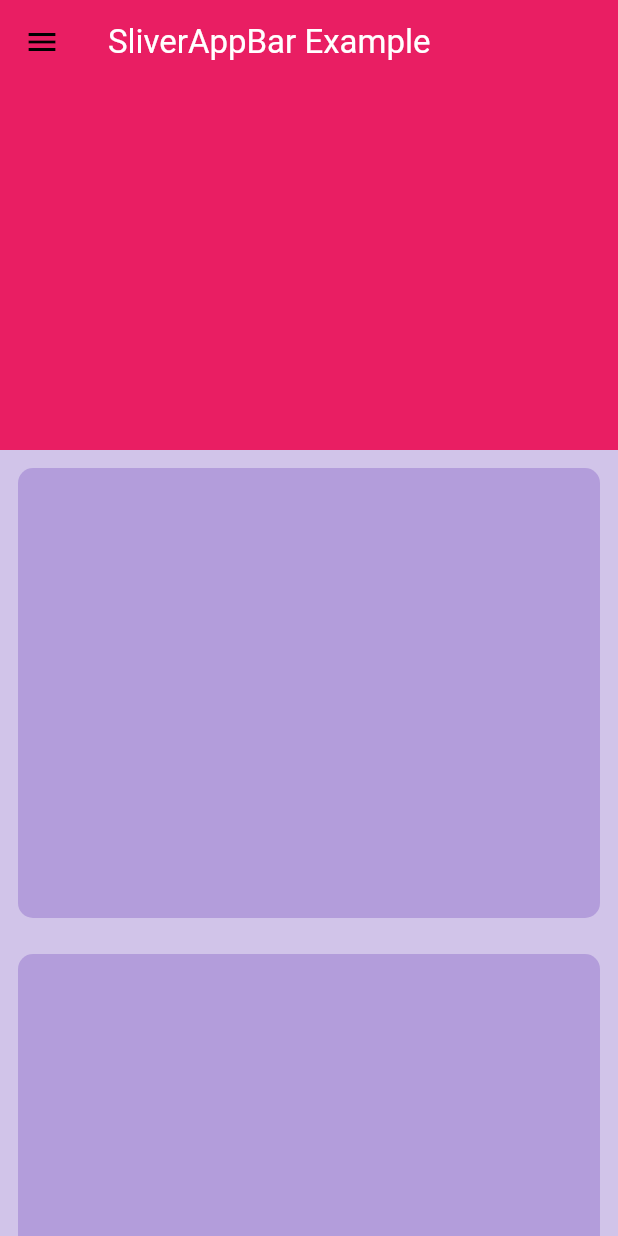
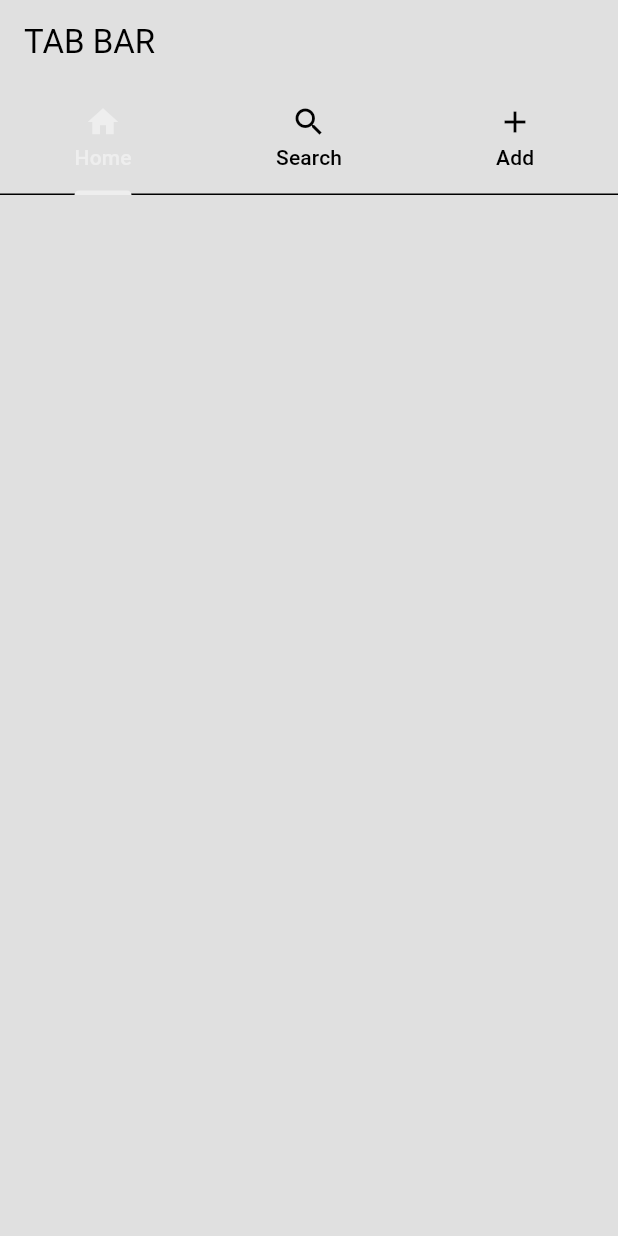
Before and after one commit to kalejaiyeoluwadara/flutter_minimal_e-commerce_app, a Flutter app: the screen it shows after launch, on a phone screen of 412 x 824 dp. Run offline on Flutter 3.47's test engine with Material 3 defaults, Android fonts, the phone set to English and light mode, and no system bars.

Commit message:
working on tab bar

```diff
--- a/lib/main.dart
+++ b/lib/main.dart
@@ -4,6 +4,7 @@ import 'package:flutter_application_3/pages/cart_page.dart';
 import 'package:flutter_application_3/pages/intro_page.dart';
 import 'package:flutter_application_3/pages/shop_page.dart';
 import 'package:flutter_application_3/test_pages/sliver_app_bar.dart';
+import 'package:flutter_application_3/test_pages/tab_bar.dart';
 import 'package:flutter_application_3/theme/light_mode.dart';
 import 'package:provider/provider.dart';
 
@@ -24,7 +25,8 @@ class MyApp extends StatelessWidget {
     return MaterialApp(
       title: 'Minimal E-commerce App',
       debugShowCheckedModeBanner: false,
-      home: const CustomSliverAppBar(),
+      home: const CustomTabBar(),
+      // home: const CustomSliverAppBar(),
       // home: const IntroPage(),
       theme: lightMode,
       routes: {
--- a/lib/test_pages/sliver_app_bar.dart
+++ b/lib/test_pages/sliver_app_bar.dart
@@ -12,7 +12,7 @@ class CustomSliverAppBar extends StatelessWidget {
           SliverAppBar(
               leading: const Icon(Icons.menu),
               backgroundColor: Colors.deepPurple,
-              floating: true,
+              // floating: true,
               pinned: true,
               title: const Text(
                 "SliverAppBar Example",
--- /dev/null
+++ b/lib/test_pages/tab_bar.dart
@@ -0,0 +1,25 @@
+import 'package:flutter/material.dart';
+
+class CustomTabBar extends StatelessWidget {
+  const CustomTabBar({super.key});
+
+  @override
+  Widget build(BuildContext context) {
+    return DefaultTabController(
+        length: 3,
+        child: Scaffold(
+          appBar: AppBar(
+            title: const Text('TAB BAR'),
+          ),
+          body: const Column(children: [
+            TabBar(
+              tabs: [
+                Tab(icon: Icon(Icons.home), child: Text('Home')),
+                Tab(icon: Icon(Icons.search), child: Text('Search')),
+                Tab(icon: Icon(Icons.add), child: Text('Add')),
+              ],
+            )
+          ]),
+        ));
+  }
+}
```
